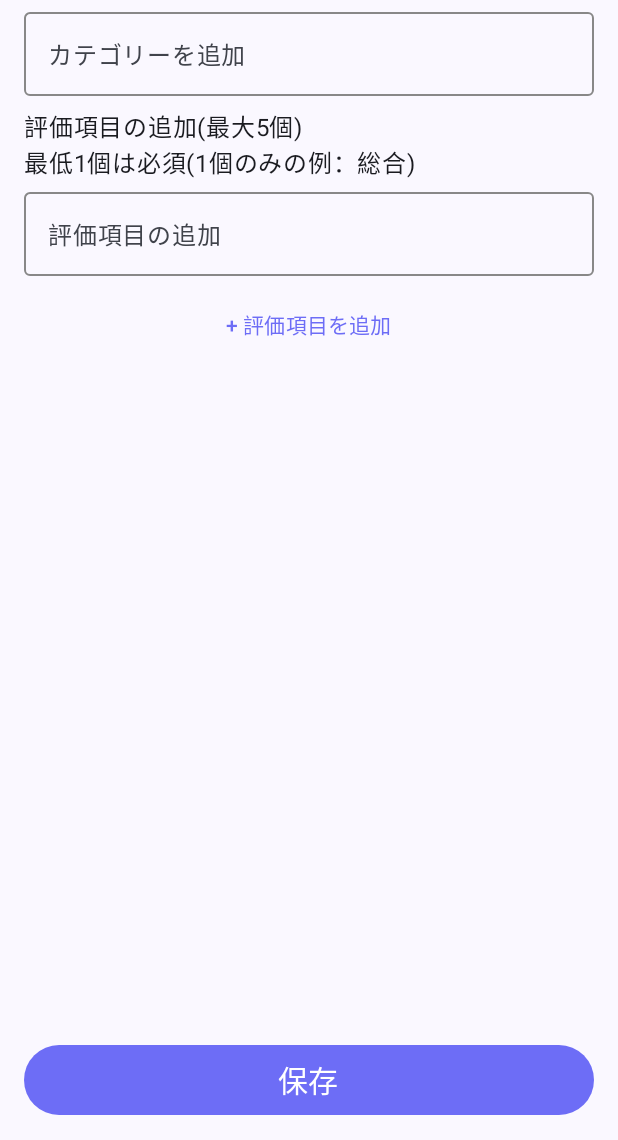
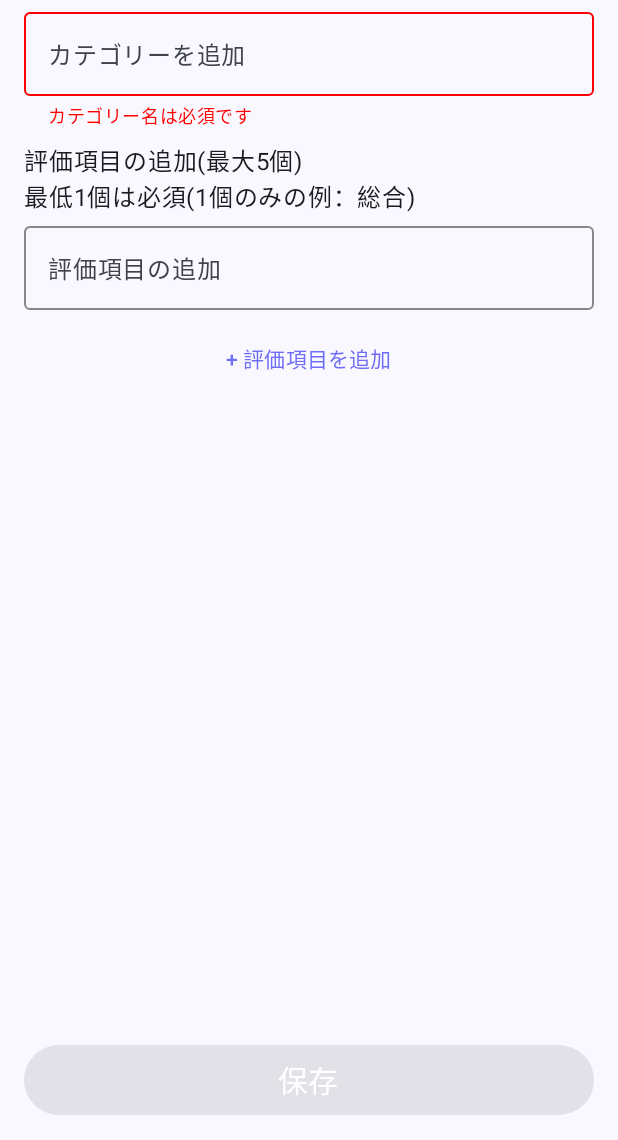
Before and after one commit to TakanaKonbu/MyReview, an Android app built with Jetpack Compose: the add_category screen opened through its navigation route, on a phone screen of 412 x 824 dp, the part 96-1236 px from its top. Run offline under Robolectric (Android 15) with nearby library versions, the phone set to English and light mode, and no system bars; our stand-ins replace AdMob, Room's generated code; libraries missing offline, so code that uses them is left out: com.github.skydoves.colorpicker; pictures from the network do not load.

Commit message:
カテゴリー名を入力必須に

```diff
--- a/app/build.gradle.kts
+++ b/app/build.gradle.kts
@@ -12,7 +12,7 @@ android {
         applicationId = "com.takanakonbu.myreview"
         minSdk = 28
         targetSdk = 34
-        versionCode = 6
+        versionCode = 7
         versionName = "1.0"
 
         testInstrumentationRunner = "androidx.test.runner.AndroidJUnitRunner"
--- a/app/src/main/java/com/takanakonbu/myreview/category/AddCategoryScreen.kt
+++ b/app/src/main/java/com/takanakonbu/myreview/category/AddCategoryScreen.kt
@@ -50,9 +50,17 @@ fun AddReviewScreen(
                 modifier = Modifier.fillMaxWidth(),
                 colors = OutlinedTextFieldDefaults.colors(
                     focusedBorderColor = MainColor.value,
-                    unfocusedBorderColor = Color.Gray
+                    unfocusedBorderColor = Color.Gray,
+                    errorBorderColor = Color.Red,
+                    errorSupportingTextColor = Color.Red
                 ),
-                singleLine = true
+                singleLine = true,
+                isError = name.isEmpty(),
+                supportingText = {
+                    if (name.isEmpty()) {
+                        Text("カテゴリー名は必須です")
+                    }
+                }
             )
 
             Spacer(modifier = Modifier.height(8.dp))
@@ -94,10 +102,13 @@ fun AddReviewScreen(
 
             Button(
                 onClick = {
-                    viewModel.insertCategory()
-                    onNavigateBack()
+                    if (name.isNotEmpty()) {
+                        viewModel.insertCategory()
+                        onNavigateBack()
+                    }
                 },
                 modifier = Modifier.fillMaxWidth(),
+                enabled = name.isNotEmpty(), // 入力が空の場合はボタンを無効化
                 colors = ButtonDefaults.buttonColors(containerColor = MainColor.value)
             ) {
                 Text("保存", color = Color.White, fontSize = 20.sp)
```
